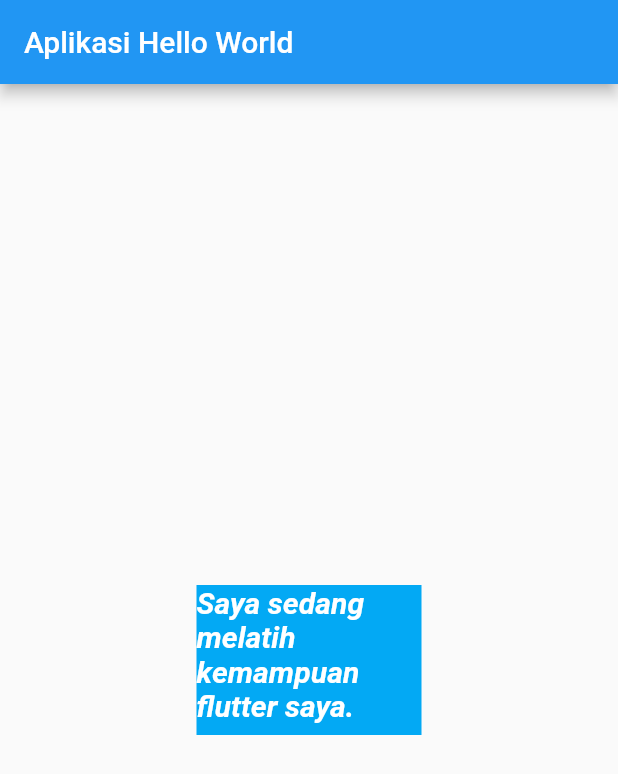
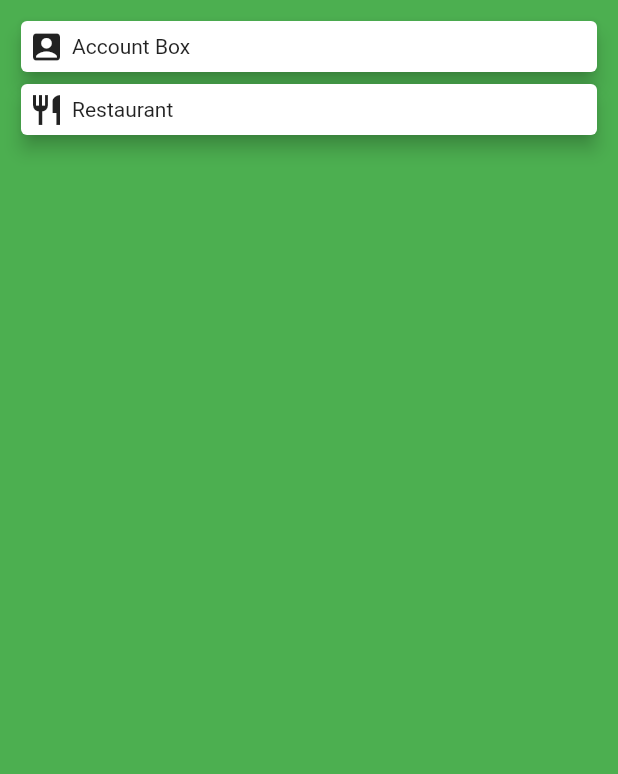
Before and after one commit to bagashyt/flutter_learndart, a Flutter app: the screen it shows after launch, on a phone screen of 412 x 824 dp. Shown: the top 774 px of the screen. Run offline on Flutter 3.47's test engine with Material 2 defaults, Android fonts, the phone set to English and light mode, and no system bars.

Commit message:
learn card widget

```diff
--- a/lib/main.dart
+++ b/lib/main.dart
@@ -9,23 +9,31 @@ class MyApp extends StatelessWidget {
   Widget build(BuildContext context) {
     return MaterialApp(
       home: Scaffold(
-        appBar: AppBar(
-          title: Text("Aplikasi Hello World"),
+        backgroundColor: Colors.green,
+        body: Container(
+          margin: EdgeInsets.all(10),
+          child: ListView(
+            children: <Widget>[
+              buildCard(Icons.account_box, "Account Box"),
+              buildCard(Icons.restaurant, "Restaurant"),
+            ],
+          ),
         ),
-        body: Center(
-            child: Container(
-                color: Colors.lightBlue,
-                width: 150,
-                height: 100,
-                child: Text(
-                  "Saya sedang melatih kemampuan flutter saya.",
-                  style: TextStyle(
-                      color: Colors.white,
-                      fontStyle: FontStyle.italic,
-                      fontWeight: FontWeight.w700,
-                      fontSize: 20),
-                ))),
       ),
     );
   }
+
+  Card buildCard(IconData iconData, String text) {
+    return Card(
+              elevation: 5,
+              child: Row(
+                children: <Widget>[
+                  Container(
+                      margin: EdgeInsets.all(5),
+                      child: Icon(iconData)),
+                  Text(text),
+                ],
+              ),
+            );
+  }
 }
```
